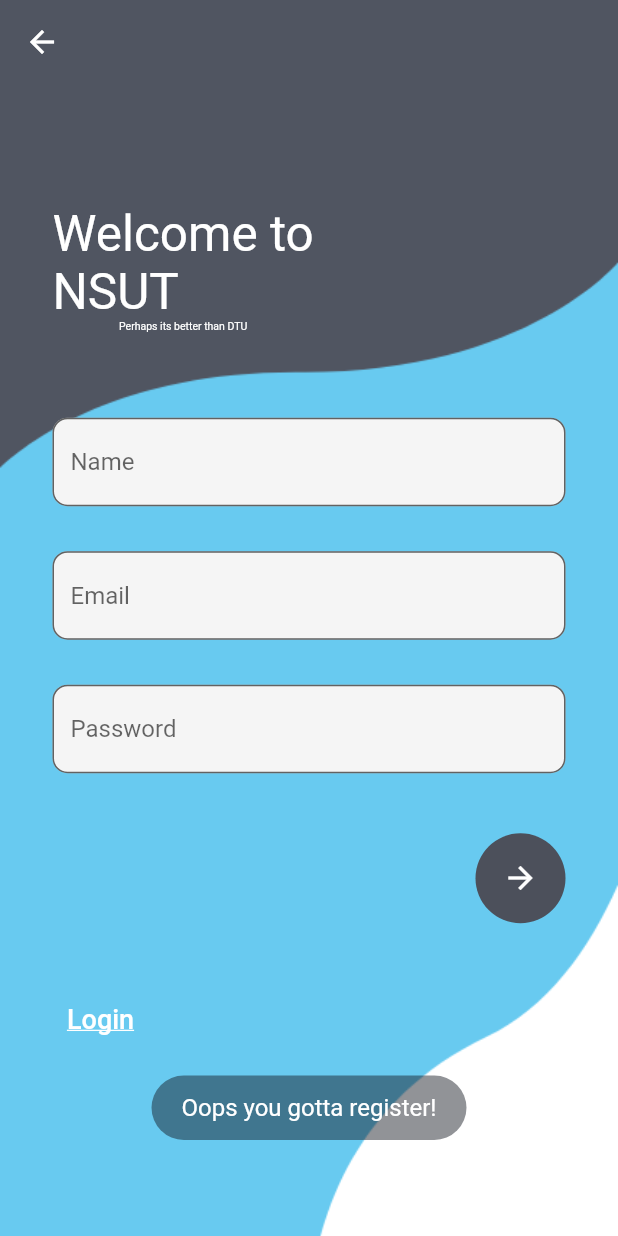
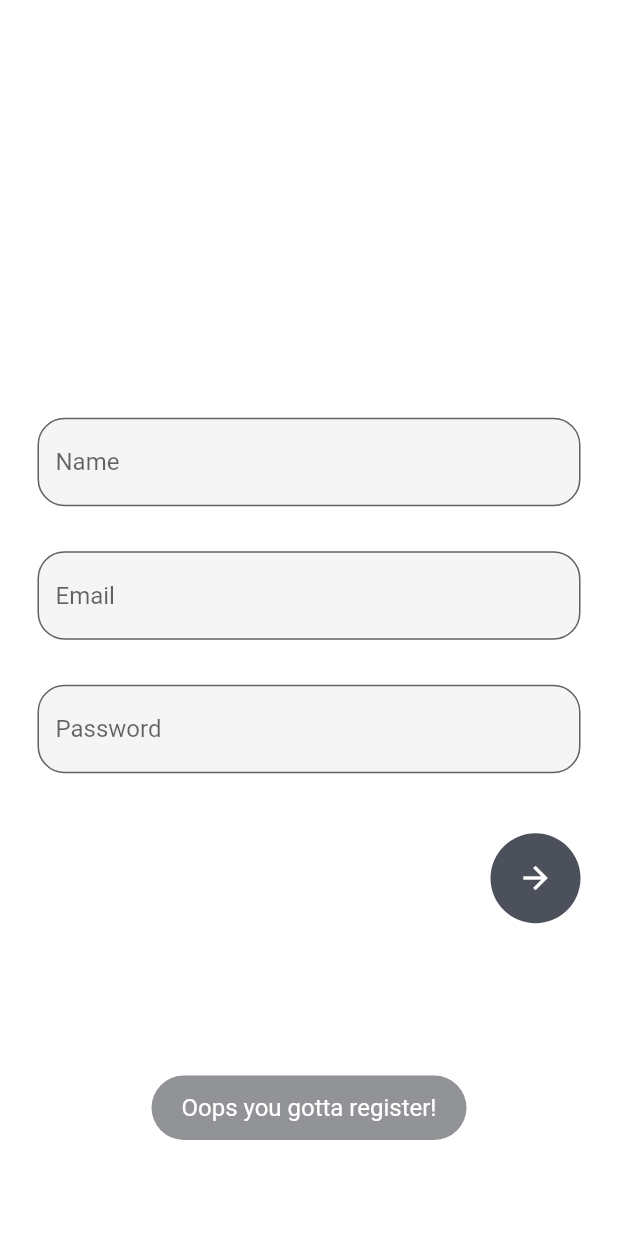
Before and after one commit to parthmahajan008/Nsutx-iosd, a Flutter app: the screen it shows after launch, after a tap on the "arrow forward" icon, on a phone screen of 412 x 824 dp. Run offline on Flutter 3.47's test engine with Material 2 defaults, Android fonts, the phone set to English and light mode, and no system bars; our stand-ins replace fluttertoast, sidebarx, tab_indicator_styler, url_launcher_web; missing offline and left inert: fab_circular_menu, progress_indicator.

Commit message:
login pages

```diff
--- a/lib/initialpages/login.dart
+++ b/lib/initialpages/login.dart
@@ -18,10 +18,10 @@ class _MyLoginState extends State<MyLogin> {
   @override
   Widget build(BuildContext context) {
     return Container(
-      decoration: const BoxDecoration(
-        image: DecorationImage(
-            image: AssetImage('assets/images/login3.png'), fit: BoxFit.cover),
-      ),
+      // decoration: const BoxDecoration(
+      //   image: DecorationImage(
+      //       image: AssetImage('assets/images/login3.png'), fit: BoxFit.cover),
+      // ),
       child: Scaffold(
         backgroundColor: Colors.transparent,
         body: Stack(children: [
@@ -35,19 +35,19 @@ class _MyLoginState extends State<MyLogin> {
           SingleChildScrollView(
             child: Container(
               padding: EdgeInsets.only(
-                  right: 35,
-                  left: 35,
+                  right: 20,
+                  left: 20,
                   top: MediaQuery.of(context).size.height * 0.5),
               child: Column(children: [
                 TextFormField(
                   keyboardType: TextInputType.emailAddress,
                   controller: emailcontroller,
                   decoration: InputDecoration(
-                    fillColor: Colors.grey.shade100,
+                    fillColor: Colors.grey.shade200,
                     filled: true,
                     hintText: 'Email',
                     border: OutlineInputBorder(
-                      borderRadius: BorderRadius.circular(10),
+                      borderRadius: BorderRadius.circular(20),
                     ),
                   ),
                 ),
@@ -63,7 +63,7 @@ class _MyLoginState extends State<MyLogin> {
                     filled: true,
                     hintText: 'Password',
                     border: OutlineInputBorder(
-                      borderRadius: BorderRadius.circular(10),
+                      borderRadius: BorderRadius.circular(20),
                     ),
                   ),
                 ),
--- a/lib/initialpages/register.dart
+++ b/lib/initialpages/register.dart
@@ -18,10 +18,10 @@ class _MyRegisterState extends State<MyRegister> {
   @override
   Widget build(BuildContext context) {
     return Container(
-      decoration: const BoxDecoration(
-        image: DecorationImage(
-            image: AssetImage('assets/images/register.png'), fit: BoxFit.cover),
-      ),
+      // decoration: const BoxDecoration(
+      //   image: DecorationImage(
+      //       image: AssetImage('assets/images/register.png'), fit: BoxFit.cover),
+      // ),
       child: Scaffold(
         appBar: AppBar(
           backgroundColor: Colors.transparent,
@@ -51,8 +51,8 @@ class _MyRegisterState extends State<MyRegister> {
           SingleChildScrollView(
             child: Container(
               padding: EdgeInsets.only(
-                  right: 35,
-                  left: 35,
+                  right: 25,
+                  left: 25,
                   top: MediaQuery.of(context).size.height * 0.27),
               child: Column(children: [
                 TextFormField(
@@ -63,7 +63,7 @@ class _MyRegisterState extends State<MyRegister> {
                     filled: true,
                     hintText: 'Name',
                     border: OutlineInputBorder(
-                      borderRadius: BorderRadius.circular(10),
+                      borderRadius: BorderRadius.circular(18),
                     ),
                   ),
                 ),
@@ -78,7 +78,7 @@ class _MyRegisterState extends State<MyRegister> {
                     filled: true,
                     hintText: 'Email',
                     border: OutlineInputBorder(
-                      borderRadius: BorderRadius.circular(10),
+                      borderRadius: BorderRadius.circular(18),
                     ),
                   ),
                 ),
@@ -94,7 +94,7 @@ class _MyRegisterState extends State<MyRegister> {
                     filled: true,
                     hintText: 'Password',
                     border: OutlineInputBorder(
-                      borderRadius: BorderRadius.circular(10),
+                      borderRadius: BorderRadius.circular(18),
                     ),
                   ),
                 ),
```
Also changed, not shown: 229 other files.
